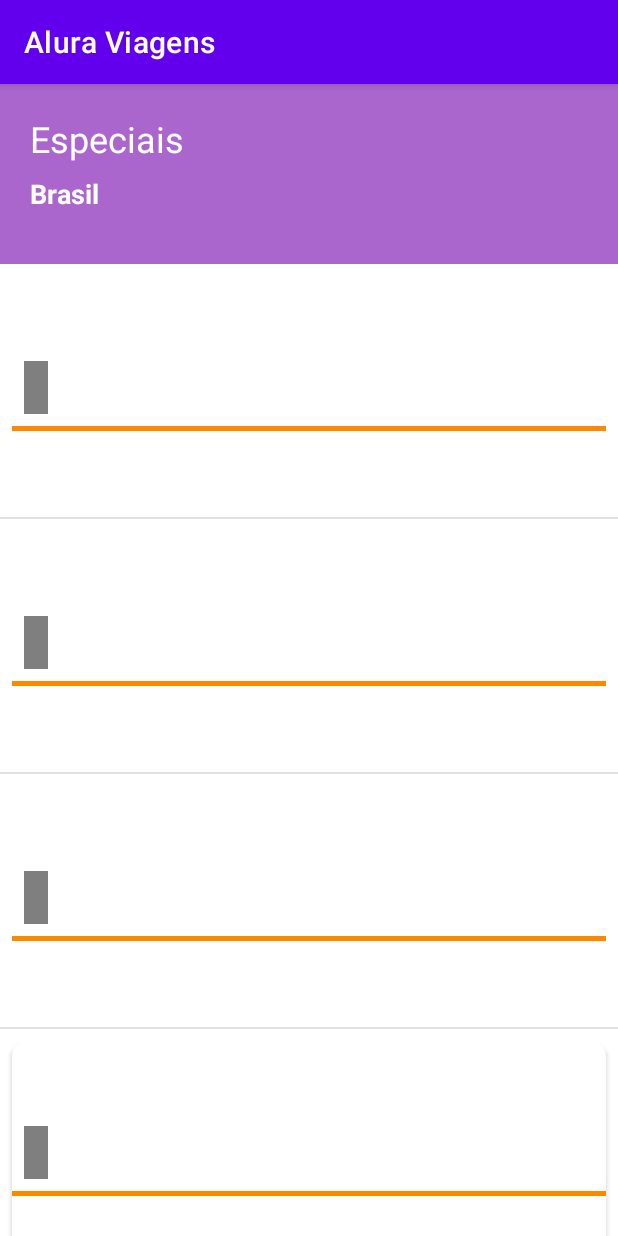
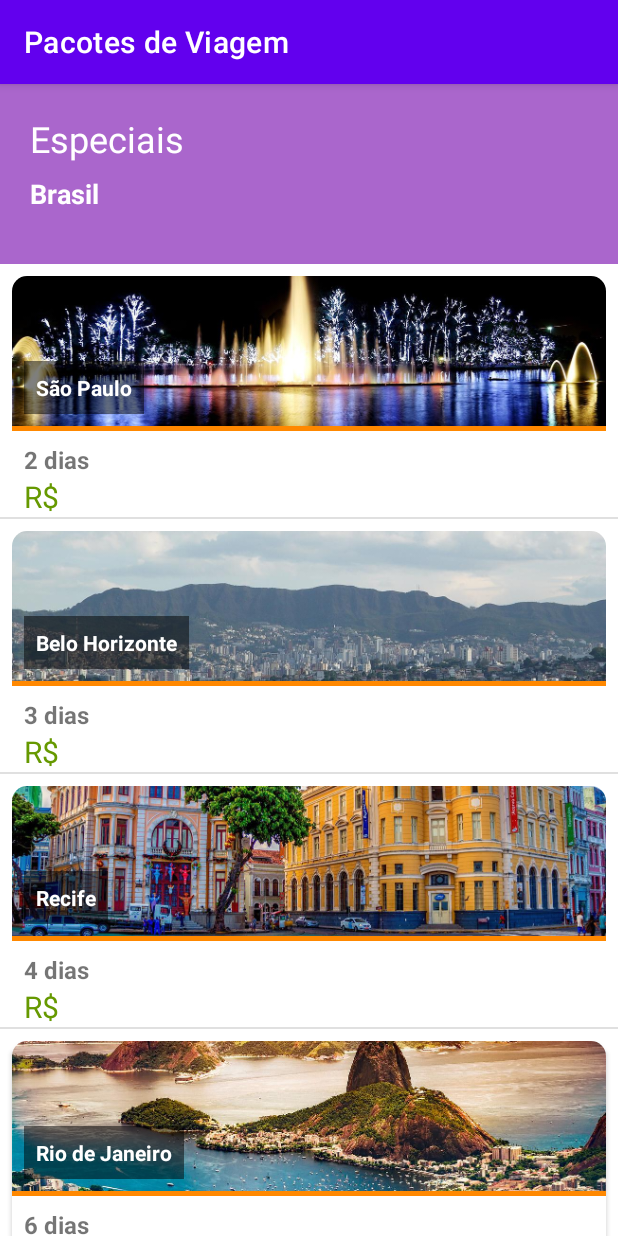
Before and after one commit to geankaminski/agencia-turismo-app, an Android app: the screen it shows after launch (ListaPacotesActivity), on a phone screen of 412 x 824 dp. Run offline under Robolectric (Android 15) with nearby library versions, the phone set to English and light mode, and no system bars.

Commit message:
update view

```diff
--- a/app/src/main/java/br/com/alura/aluraviagens/ui/activity/ListaPacotesActivity.java
+++ b/app/src/main/java/br/com/alura/aluraviagens/ui/activity/ListaPacotesActivity.java
@@ -18,6 +18,7 @@ public class ListaPacotesActivity extends AppCompatActivity {
     protected void onCreate(Bundle savedInstanceState) {
         super.onCreate(savedInstanceState);
         setContentView(R.layout.activity_lista_pacotes);
+        setTitle("Pacotes de Viagem");
         ListView listaDePacotes = findViewById(R.id.lista_pacotes_listview);
 
         List<Pacote> pacotes = new PacoteDAO().lista();
--- a/app/src/main/java/br/com/alura/aluraviagens/ui/adapter/ListaPacotesAdapter.java
+++ b/app/src/main/java/br/com/alura/aluraviagens/ui/adapter/ListaPacotesAdapter.java
@@ -1,12 +1,20 @@
 package br.com.alura.aluraviagens.ui.adapter;
 
 import android.content.Context;
+import android.content.res.Resources;
+import android.graphics.drawable.Drawable;
 import android.view.LayoutInflater;
 import android.view.View;
 import android.view.ViewGroup;
 import android.widget.BaseAdapter;
+import android.widget.ImageView;
+import android.widget.TextView;
 
+import java.math.BigDecimal;
+import java.text.DecimalFormat;
+import java.text.NumberFormat;
 import java.util.List;
+import java.util.Locale;
 
 import br.com.alura.aluraviagens.R;
 import br.com.alura.aluraviagens.model.Pacote;
@@ -40,6 +48,33 @@ public class ListaPacotesAdapter extends BaseAdapter {
     @Override
     public View getView(int posicao, View convertView, ViewGroup parent) {
         View viewCriada = LayoutInflater.from(context).inflate(R.layout.item_pacote, parent, false);
+
+        Pacote pacote = pacotes.get(posicao);
+
+        TextView local = viewCriada.findViewById(R.id.item_pacote_local);
+        local.setText(pacote.getLocal());
+
+        ImageView imagem = viewCriada.findViewById(R.id.item_pacote_imagem);
+        Resources resources = context.getResources();
+        int idDoDrawable = resources.getIdentifier(pacote.getImagem(), "drawable", context.getPackageName());
+        Drawable drawableImagemPacote = resources.getDrawable(idDoDrawable);
+        imagem.setImageDrawable(drawableImagemPacote);
+
+        TextView dias = viewCriada.findViewById(R.id.item_pacote_dias);
+        int quantidadeDeDias = pacote.getDias();
+        String dia = " dia";
+        if(quantidadeDeDias > 1) {
+            dia = " dias";
+        }
+        dias.setText(pacote.getDias() + dia);
+
+        TextView preco = viewCriada.findViewById(R.id.item_pacote_preco);
+        BigDecimal precoDoPacote = pacote.getPreco();
+        NumberFormat formatoBrasileiro = DecimalFormat.getCurrencyInstance(new Locale("pt", "br"));
+        String moedaBrasileira = formatoBrasileiro.format(precoDoPacote).format("R$", "R$ ");
+        preco.setText(moedaBrasileira);
+
+
         return viewCriada;
     }
 }
```
